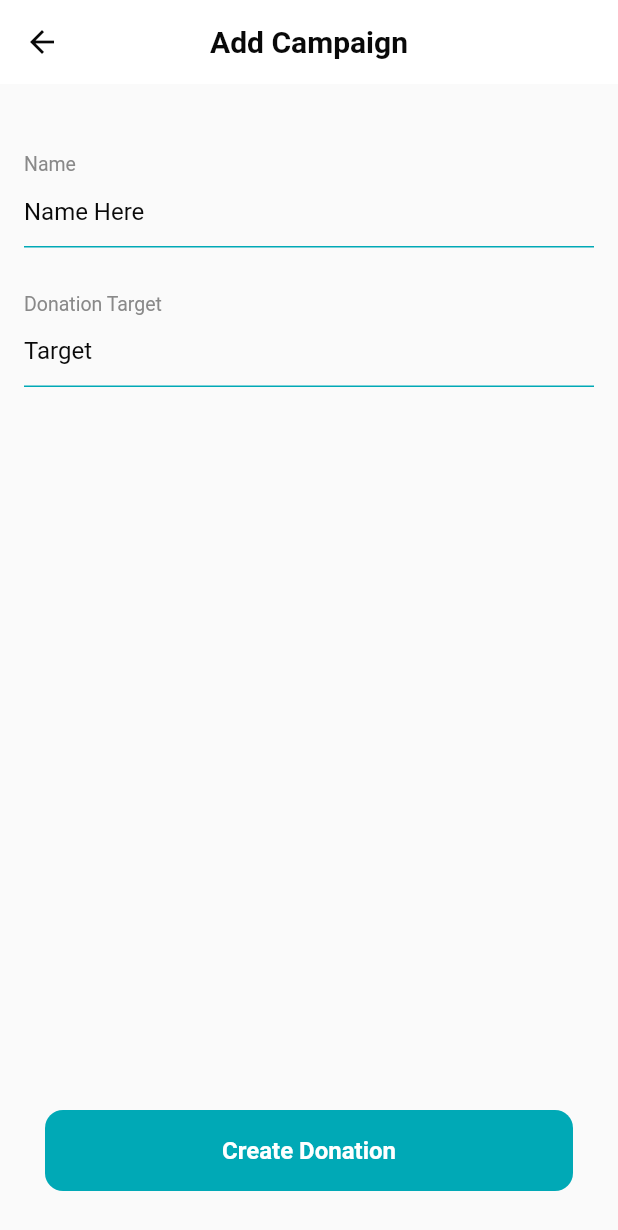
After one commit to jerichoad/donasi_io, a Flutter app: the AddCampaign screen opened by its route, on a phone screen of 412 x 824 dp. The commit adds this screen. Shown: the top 1230 px of the screen. Run offline on Flutter 3.47's test engine with Material 2 defaults, Android fonts, the phone set to English and light mode, and no system bars; our stand-ins replace curved_navigation_bar, google_fonts, iconsax, percent_indicator.

Commit message:
perbaikan borderradius

```diff
--- a/lib/main.dart
+++ b/lib/main.dart
@@ -1,3 +1,4 @@
+import 'package:donasi_io/pages/addcampaign.dart';
 import 'package:donasi_io/pages/detailproduct_page.dart';
 import 'package:donasi_io/pages/home/main_page.dart';
 import 'package:donasi_io/pages/sign_in_page.dart';
@@ -22,6 +23,7 @@ class MyApp extends StatelessWidget {
         '/sign-up': (context) => SignUpPage(),
         '/home': (context) => MainPage(),
         '/detailproduct': (context) => DetailProductPage(),
+        '/addcampaign': (context) => AddCampaign(),
       },
     );
   }
--- /dev/null
+++ b/lib/pages/addcampaign.dart
@@ -0,0 +1,145 @@
+import 'package:flutter/material.dart';
+import 'package:donasi_io/theme.dart';
+import 'package:iconsax/iconsax.dart';
+
+class AddCampaign extends StatelessWidget {
+  @override
+  Widget build(BuildContext context) {
+
+    Widget header(){
+      return AppBar(
+        backgroundColor: backgroundColor1,
+        elevation: 0,
+        centerTitle: true,
+        leading: IconButton(
+          icon: Icon(Icons.arrow_back, color: primaryTextColor),
+          onPressed: () => Navigator.of(context).pop(),
+        ),
+        title: Text(
+          'Add Campaign',
+          style: primaryTextStyle.copyWith(
+            fontWeight: bold
+          ),
+        ),
+      );
+    }
+
+    Widget footer(){
+      //NOTE: BUTTONS
+      return Container(
+        width: double.infinity,
+        margin: EdgeInsets.all(30),
+        child: Row(
+          mainAxisAlignment: MainAxisAlignment.center,
+          children: [
+            Expanded(
+              child: Container(
+                height: 54,
+                child: TextButton(
+                  onPressed: (){},
+                  style: TextButton.styleFrom(
+                    shape: RoundedRectangleBorder(
+                      borderRadius: BorderRadius.circular(12),
+                    ),
+                    backgroundColor: primaryColor
+                  ),
+                  child: Text(
+                    "Create Donation",
+                    style: whiteTextStyle.copyWith(
+                      fontSize: 16,
+                      fontWeight: semibold,
+                    ),
+                  ),
+                ),
+              ),
+            )
+          ],
+        ),
+      );
+    }
+
+    Widget nameInput(){
+      return Container(
+        margin: EdgeInsets.only(
+          top: 30,
+        ),
+        child: Column(
+          crossAxisAlignment: CrossAxisAlignment.start,
+          children: [
+            Text(
+              'Name',
+              style: secondaryTextStyle.copyWith(
+                fontSize: 13,
+              ),
+            ),
+            TextFormField(
+              style: primaryTextStyle,
+              decoration: InputDecoration(
+                hintText: 'Name Here',
+                hintStyle: primaryTextStyle,
+                enabledBorder: UnderlineInputBorder(
+                  borderSide: BorderSide(
+                    color: primaryColor,
+                  )
+                )
+              ),
+            )
+          ],
+        ),
+      );
+    }
+
+    Widget targetInput(){
+      return Container(
+        margin: EdgeInsets.only(
+          top: 30,
+        ),
+        child: Column(
+          crossAxisAlignment: CrossAxisAlignment.start,
+          children: [
+            Text(
+              'Donation Target',
+              style: secondaryTextStyle.copyWith(
+                fontSize: 13,
+              ),
+            ),
+            TextFormField(
+              style: primaryTextStyle,
+              decoration: InputDecoration(
+                hintText: 'Target',
+                hintStyle: primaryTextStyle,
+                enabledBorder: UnderlineInputBorder(
+                  borderSide: BorderSide(
+                    color: primaryColor,
+                  )
+                )
+              ),
+            )
+          ],
+        ),
+      );
+    }
+
+    return Scaffold(
+      body: Column(
+        crossAxisAlignment: CrossAxisAlignment.start,
+        children: [
+          header(),
+          Expanded(
+            child: ListView(
+              padding: EdgeInsets.symmetric(
+                horizontal: 16,
+                vertical: 16,
+              ),
+              children: [
+                nameInput(),
+                targetInput(),
+              ],
+            ),
+          ),
+          footer(),
+        ],
+      ),
+    );
+  }
+}
--- a/lib/pages/home/home_page.dart
+++ b/lib/pages/home/home_page.dart
@@ -74,7 +74,11 @@ class HomePage extends StatelessWidget {
                         ],
                       ),
                     ),
-                    Container(
+                    GestureDetector(
+                      onTap: (){
+                        Navigator.pushNamed(context, '/addcampaign');
+                      },
+                      child: Container(
                         width: 54,
                         height: 54,
                         decoration: BoxDecoration(
@@ -84,6 +88,7 @@ class HomePage extends StatelessWidget {
                         child: Icon(
                           Icons.navigate_next,
                           color: primaryColor,
+                        ),
                       ),
                     )
                   ],
--- a/lib/widgets/product_card.dart
+++ b/lib/widgets/product_card.dart
@@ -25,11 +25,17 @@ class ProductCard extends StatelessWidget {
         Column(
           crossAxisAlignment: CrossAxisAlignment.start,
           children: [
-          Image.network(
-            'https://asset.kompas.com/crops/Nq9eLCFN2N7Myk34B-bNABmWsPA=/0x0:0x0/750x500/data/photo/2021/12/07/61aec5d337a68.jpg',
-            width: 215,
-            height: 150,
-            fit: BoxFit.cover,
+          ClipRRect(
+            borderRadius: BorderRadius.only(
+              topLeft: Radius.circular(20),
+              topRight: Radius.circular(20),
+            ),
+            child: Image.network(
+              'https://asset.kompas.com/crops/Nq9eLCFN2N7Myk34B-bNABmWsPA=/0x0:0x0/750x500/data/photo/2021/12/07/61aec5d337a68.jpg',
+              width: 215,
+              height: 150,
+              fit: BoxFit.cover,
+            ),
           ),
           Container(
             margin: EdgeInsets.symmetric(
```
Lines whose indentation alone changed are shown as unchanged.
